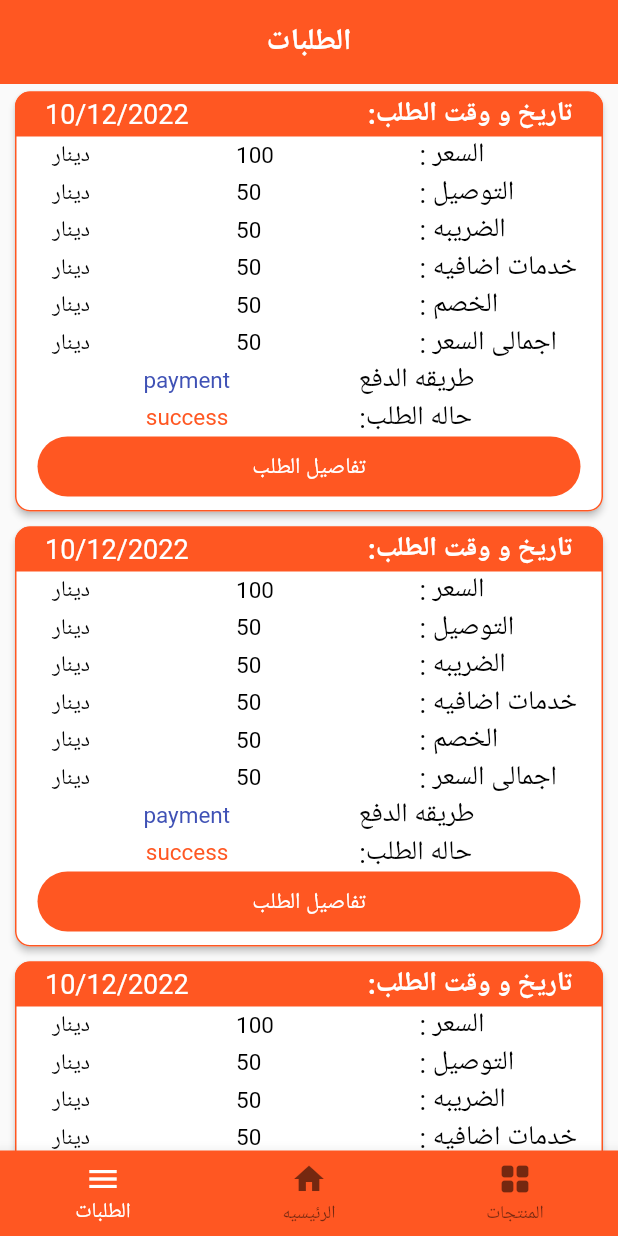
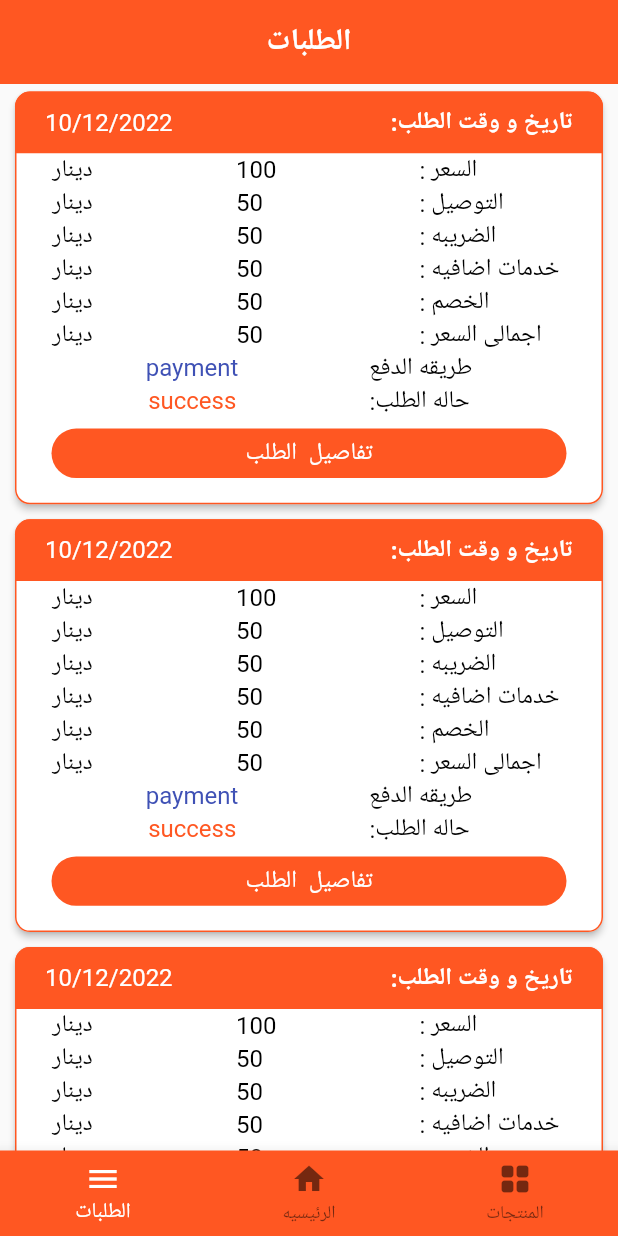
Before and after one commit to Heshamazab1999/donation_dashboard, a Flutter app: the screen it shows after launch, on a phone screen of 412 x 824 dp. Run offline on Flutter 3.47's test engine with Material 2 defaults, Android fonts, the phone set to English and light mode, and no system bars; our stand-ins replace cached_network_image, get.

Commit message:
second push

```diff
--- a/lib/component/card_order.dart
+++ b/lib/component/card_order.dart
@@ -1,4 +1,6 @@
+import 'package:donation_dashboard/component/custom_button.dart';
 import 'package:donation_dashboard/constants.dart';
+import 'package:donation_dashboard/helper/dimensions.dart';
 import 'package:flutter/material.dart';
 
 class CustomCardOrder extends StatelessWidget {
@@ -29,7 +31,7 @@ class CustomCardOrder extends StatelessWidget {
   @override
   Widget build(BuildContext context) {
     return Card(
-      margin: const EdgeInsets.symmetric(horizontal: 10,vertical: 5),
+      margin: const EdgeInsets.symmetric(horizontal: 10, vertical: 5),
       color: K.whiteColor,
       elevation: 2,
       shape: RoundedRectangleBorder(
@@ -41,7 +43,7 @@ class CustomCardOrder extends StatelessWidget {
             padding: const EdgeInsets.symmetric(horizontal: 20),
             clipBehavior: Clip.antiAlias,
             width: double.infinity,
-            height: 30,
+            height: K.height * 0.05,
             decoration: const BoxDecoration(
                 color: K.mainColor,
                 borderRadius: BorderRadius.only(
@@ -51,14 +53,14 @@ class CustomCardOrder extends StatelessWidget {
               mainAxisAlignment: MainAxisAlignment.spaceBetween,
               children: [
                 Text(date!,
-                    style: const TextStyle(
+                    style: TextStyle(
                       color: K.whiteColor,
-                      fontSize: 18,
+                      fontSize: Dimensions.fontSizeLarge,
                     )),
-                const Text(":تاريخ و وقت الطلب",
+                Text(":تاريخ و وقت الطلب",
                     style: TextStyle(
                         color: K.whiteColor,
-                        fontSize: 18,
+                        fontSize: Dimensions.fontSizeLarge,
                         fontWeight: FontWeight.bold)),
               ],
             ),
@@ -67,22 +69,25 @@ class CustomCardOrder extends StatelessWidget {
             mainAxisAlignment: MainAxisAlignment.spaceEvenly,
             children: [
               const SizedBox(width: 25),
-              const Expanded(
+              Expanded(
                 child: Text(
                   "دينار",
-                  style: TextStyle(color: K.blackColor, fontSize: 15),
+                  style: TextStyle(
+                      color: K.blackColor, fontSize: Dimensions.fontSizeLarge),
                 ),
               ),
               Expanded(
                 child: Text(
                   price!,
-                  style: const TextStyle(color: K.blackColor, fontSize: 15),
+                  style: TextStyle(
+                      color: K.blackColor, fontSize: Dimensions.fontSizeLarge),
                 ),
               ),
-              const Expanded(
+              Expanded(
                 child: Text(
                   ": السعر",
-                  style: TextStyle(color: K.blackColor, fontSize: 18),
+                  style: TextStyle(
+                      color: K.blackColor, fontSize: Dimensions.fontSizeLarge),
                 ),
               ),
             ],
@@ -91,22 +96,25 @@ class CustomCardOrder extends StatelessWidget {
             mainAxisAlignment: MainAxisAlignment.spaceEvenly,
             children: [
               const SizedBox(width: 25),
-              const Expanded(
+              Expanded(
                 child: Text(
                   "دينار",
-                  style: TextStyle(color: K.blackColor, fontSize: 15),
+                  style: TextStyle(
+                      color: K.blackColor, fontSize: Dimensions.fontSizeLarge),
                 ),
               ),
               Expanded(
                 child: Text(
                   send!,
-                  style: const TextStyle(color: K.blackColor, fontSize: 15),
+                  style: TextStyle(
+                      color: K.blackColor, fontSize: Dimensions.fontSizeLarge),
                 ),
               ),
-              const Expanded(
+              Expanded(
                 child: Text(
                   ": التوصيل",
-                  style: TextStyle(color: K.blackColor, fontSize: 18),
+                  style: TextStyle(
+                      color: K.blackColor, fontSize: Dimensions.fontSizeLarge),
                 ),
               ),
             ],
@@ -115,22 +123,25 @@ class CustomCardOrder extends StatelessWidget {
             mainAxisAlignment: MainAxisAlignment.spaceEvenly,
             children: [
               const SizedBox(width: 25),
-              const Expanded(
+              Expanded(
                 child: Text(
                   "دينار",
-                  style: TextStyle(color: K.blackColor, fontSize: 15),
+                  style: TextStyle(
+                      color: K.blackColor, fontSize: Dimensions.fontSizeLarge),
                 ),
               ),
               Expanded(
                 child: Text(
                   tax!,
-                  style: const TextStyle(color: K.blackColor, fontSize: 15),
+                  style: TextStyle(
+                      color: K.blackColor, fontSize: Dimensions.fontSizeLarge),
                 ),
               ),
-              const Expanded(
+              Expanded(
                 child: Text(
                   ": الضريبه",
-                  style: TextStyle(color: K.blackColor, fontSize: 18),
+                  style: TextStyle(
+                      color: K.blackColor, fontSize: Dimensions.fontSizeLarge),
                 ),
               ),
             ],
@@ -139,22 +150,25 @@ class CustomCardOrder extends StatelessWidget {
             mainAxisAlignment: MainAxisAlignment.spaceEvenly,
             children: [
               const SizedBox(width: 25),
-              const Expanded(
+              Expanded(
                 child: Text(
                   "دينار",
-                  style: TextStyle(color: K.blackColor, fontSize: 15),
+                  style: TextStyle(
+                      color: K.blackColor, fontSize: Dimensions.fontSizeLarge),
                 ),
               ),
               Expanded(
                 child: Text(
                   additional!,
-                  style: const TextStyle(color: K.blackColor, fontSize: 15),
+                  style: TextStyle(
+                      color: K.blackColor, fontSize: Dimensions.fontSizeLarge),
                 ),
               ),
-              const Expanded(
+              Expanded(
                 child: Text(
                   ": خدمات اضافيه",
-                  style: TextStyle(color: K.blackColor, fontSize: 18),
+                  style: TextStyle(
+                      color: K.blackColor, fontSize: Dimensions.fontSizeLarge),
                 ),
               ),
             ],
@@ -163,22 +177,25 @@ class CustomCardOrder extends StatelessWidget {
             mainAxisAlignment: MainAxisAlignment.spaceEvenly,
             children: [
               const SizedBox(width: 25),
-              const Expanded(
+              Expanded(
                 child: Text(
                   "دينار",
-                  style: TextStyle(color: K.blackColor, fontSize: 15),
+                  style: TextStyle(
+                      color: K.blackColor, fontSize: Dimensions.fontSizeLarge),
                 ),
               ),
               Expanded(
                 child: Text(
                   discount!,
-                  style: const TextStyle(color: K.blackColor, fontSize: 15),
+                  style: TextStyle(
+                      color: K.blackColor, fontSize: Dimensions.fontSizeLarge),
                 ),
               ),
-              const Expanded(
+              Expanded(
                 child: Text(
                   ": الخصم",
-                  style: TextStyle(color: K.blackColor, fontSize: 18),
+                  style: TextStyle(
+                      color: K.blackColor, fontSize: Dimensions.fontSizeLarge),
                 ),
               ),
             ],
@@ -187,22 +204,25 @@ class CustomCardOrder extends StatelessWidget {
             mainAxisAlignment: MainAxisAlignment.spaceEvenly,
             children: [
               const SizedBox(width: 25),
-              const Expanded(
+              Expanded(
                 child: Text(
                   "دينار",
-                  style: TextStyle(color: K.blackColor, fontSize: 15),
+                  style: TextStyle(
+                      color: K.blackColor, fontSize: Dimensions.fontSizeLarge),
                 ),
               ),
               Expanded(
                 child: Text(
                   totalSalary!,
-                  style: const TextStyle(color: K.blackColor, fontSize: 15),
+                  style: TextStyle(
+                      color: K.blackColor, fontSize: Dimensions.fontSizeLarge),
                 ),
               ),
-              const Expanded(
+              Expanded(
                 child: Text(
                   ": اجمالى السعر",
-                  style: TextStyle(color: K.blackColor, fontSize: 18),
+                  style: TextStyle(
+                      color: K.blackColor, fontSize: Dimensions.fontSizeLarge),
                 ),
               ),
             ],
@@ -212,11 +232,13 @@ class CustomCardOrder extends StatelessWidget {
             children: [
               Text(
                 paymentMethod!,
-                style: const TextStyle(color: K.blueColor, fontSize: 15),
+                style: TextStyle(
+                    color: K.blueColor, fontSize: Dimensions.fontSizeLarge),
               ),
-              const Text(
+              Text(
                 "طريقه الدفع",
-                style: TextStyle(color: K.blackColor, fontSize: 18),
+                style: TextStyle(
+                    color: K.blackColor, fontSize: Dimensions.fontSizeLarge),
               ),
             ],
           ),
@@ -225,31 +247,25 @@ class CustomCardOrder extends StatelessWidget {
             children: [
               Text(
                 status!,
-                style: const TextStyle(color: K.mainColor, fontSize: 15),
+                style: TextStyle(
+                    color: K.mainColor, fontSize: Dimensions.fontSizeLarge),
               ),
-              const Text(
+              Text(
                 ":حاله الطلب",
-                style: TextStyle(color: K.blackColor, fontSize: 18),
+                style: TextStyle(
+                    color: K.blackColor, fontSize: Dimensions.fontSizeLarge),
               ),
             ],
           ),
-          SizedBox(
-            height: 40,
-            width: K.width - 50,
-            child: TextButton(
-              onPressed: onTap,
-              style: TextButton.styleFrom(
-                  backgroundColor: K.mainColor,
-                  shape: RoundedRectangleBorder(
-                      borderRadius: BorderRadius.circular(25))),
-              child: const Text(
-                "تفاصيل الطلب",
-                style: TextStyle(fontSize: 15, color: K.whiteColor),
-              ),
-            ),
+          CustomButton(
+            buttonText: "تفاصيل  الطلب",
+            onPressed: onTap,
+            radius: Dimensions.radiusExtraLarge,
+            width: Dimensions.width / 1.2,
+            height: Dimensions.height * 0.04,
           ),
           const SizedBox(
-            height: 10,
+            height: Dimensions.radiusDefault,
           )
         ],
       ),
--- a/lib/routes/app_route.dart
+++ b/lib/routes/app_route.dart
@@ -4,4 +4,5 @@ class AppRoute {
   static const String orderScreen = '/OrderScreen';
   static const String categoryScreen = '/CategoryScreen';
   static const String productDetailsScreen = '/ProductDetailsScreen';
+  static const String contactScreen = '/ContactScreen';
 }
--- a/lib/routes/app_screens.dart
+++ b/lib/routes/app_screens.dart
@@ -1,5 +1,6 @@
 import 'package:donation_dashboard/routes/app_route.dart';
 import 'package:donation_dashboard/screens/category_screen/category_screen.dart';
+import 'package:donation_dashboard/screens/contact_screen/contact_screen.dart';
 import 'package:donation_dashboard/screens/home_screen/home_screen.dart';
 import 'package:donation_dashboard/screens/main_screen/main_screen.dart';
 import 'package:donation_dashboard/screens/order_screen/order_screen.dart';
@@ -12,6 +13,7 @@ class AppScreens {
     GetPage(name: AppRoute.categoryScreen, page: () => const CategoryScreen()),
     GetPage(name: AppRoute.mainScreen, page: () => const MainScreen()),
     GetPage(name: AppRoute.orderScreen, page: () => const OrderScreen()),
+    GetPage(name: AppRoute.contactScreen, page: () => const ContactScreen()),
     GetPage(
         name: AppRoute.productDetailsScreen,
         page: () => const ProductDetailsScreen()),
--- a/lib/screens/order_screen/order_screen.dart
+++ b/lib/screens/order_screen/order_screen.dart
@@ -1,7 +1,6 @@
 import 'package:donation_dashboard/component/card_order.dart';
 import 'package:donation_dashboard/constants.dart';
 import 'package:donation_dashboard/routes/app_route.dart';
-import 'package:donation_dashboard/screens/product_details/product_details.dart';
 import 'package:flutter/material.dart';
 import 'package:get/get.dart';
 
--- a/pubspec.yaml
+++ b/pubspec.yaml
@@ -39,8 +39,7 @@ dependencies:
   firebase_storage:
   image_picker:
   cached_network_image:
-  url_launcher: ^6.1.7
-
+  url_launcher:
 
   # The following adds the Cupertino Icons font to your application.
   # Use with the CupertinoIcons class for iOS style icons.
```
Also changed, not shown: lib/component/custom_card_dtails.dart (+38 -25 lines), lib/component/personal_card.dart (added, +96 -0 lines), lib/screens/contact_screen/contact_screen.dart (added, +47 -0 lines), lib/screens/contact_screen/controller/contact_controller.dart (added, +17 -0 lines), lib/screens/main_screen/main_screen.dart (+8 -1 lines), lib/screens/product_details/product_details.dart (+29 -35 lines), 2 other files.
